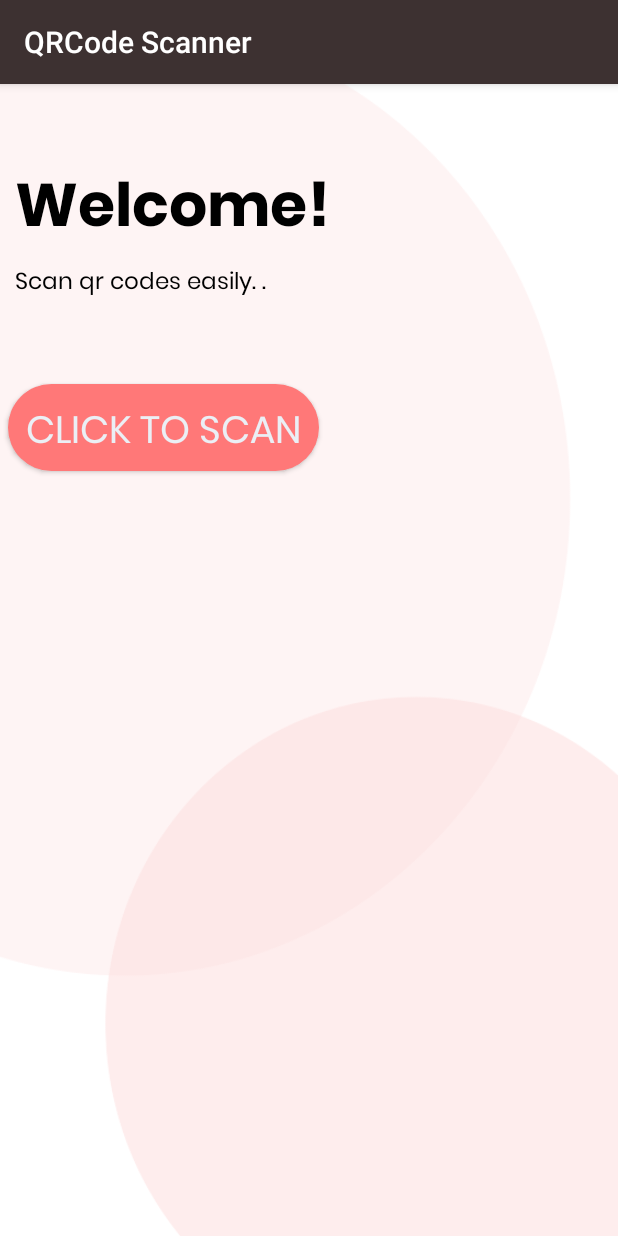
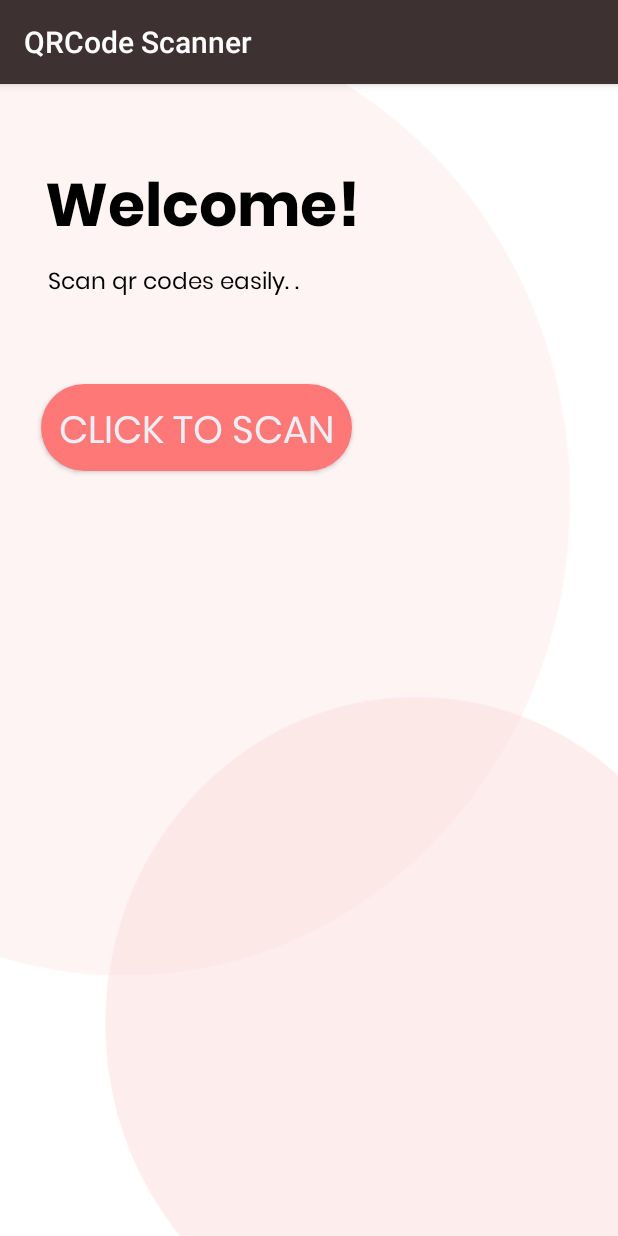
Before and after one commit to harshsaver/androscanner, an Android app: the screen it shows after launch (MainActivity), on a phone screen of 412 x 824 dp. Run offline under Robolectric (Android 15) with nearby library versions, the phone set to English and light mode, and no system bars.

Commit message:
made some UI changes

```diff
--- a/app/src/main/res/layout/activity_main.xml
+++ b/app/src/main/res/layout/activity_main.xml
@@ -13,7 +13,7 @@
         android:layout_width="wrap_content"
         android:layout_height="58dp"
         android:layout_marginTop="200dp"
-        android:layout_marginLeft="5dp"
+        android:layout_marginLeft="27dp"
         android:background="@drawable/button"
         android:fontFamily="@font/light"
         android:padding="12dp"
@@ -23,25 +23,25 @@
 
     <TextView
         android:id="@+id/textView4"
-        android:layout_width="match_parent"
-        android:layout_height="wrap_content"
-        android:paddingLeft="10dp"
+        android:layout_width="wrap_content"
+        android:layout_height="109dp"
+        android:fontFamily="@font/bold"
+        android:paddingLeft="30dp"
         android:paddingTop="50dp"
         android:text="Welcome!"
-        android:fontFamily="@font/bold"
         android:textColor="@color/black"
 
         android:textSize="40dp" />
 
     <TextView
         android:id="@+id/textView5"
-        android:layout_width="match_parent"
+        android:layout_width="wrap_content"
         android:layout_height="wrap_content"
         android:fontFamily="@font/light"
-        android:paddingLeft="10dp"
+        android:paddingLeft="32dp"
         android:paddingTop="120dp"
+        android:text="Scan qr codes easily. ."
         android:textColor="@color/black"
-        android:textSize="15dp"
-        android:text="Scan qr codes easily. ." />
+        android:textSize="15dp" />
 
 </RelativeLayout>
```
